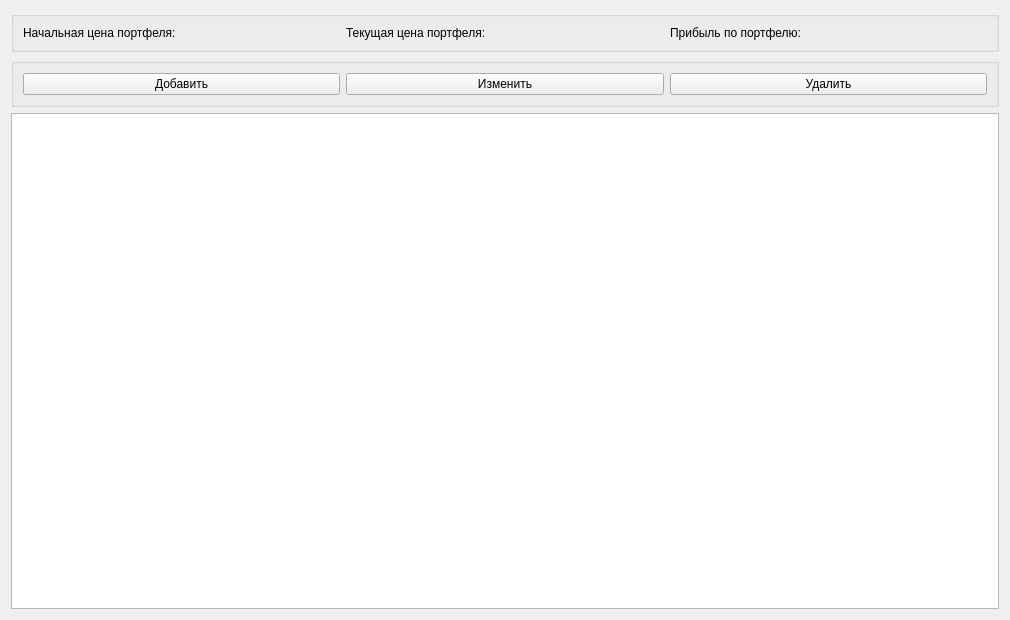
Old version of the form widgets/crypto_stacked_widget.ui in the repository navI-tutoff/finance_accounting_app.
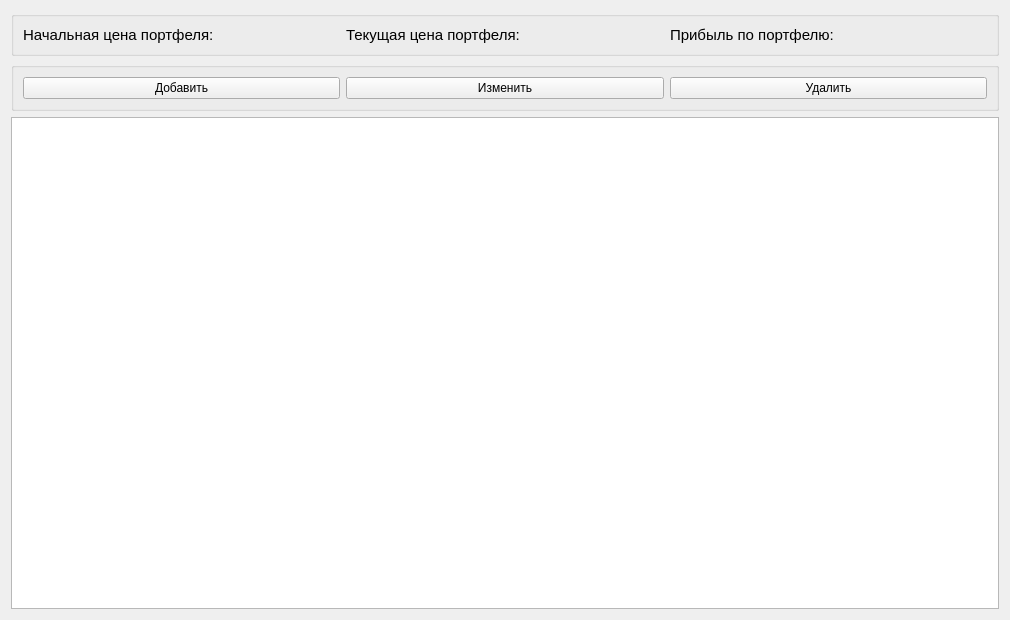
New version of the form.

Commit message: done crypto table design

Patch:
```diff
--- a/widgets/crypto_stacked_widget.ui
+++ b/widgets/crypto_stacked_widget.ui
@@ -22,6 +22,11 @@
      <layout class="QHBoxLayout" name="horizontalLayout">
       <item>
        <widget class="QLabel" name="startPriceLabel">
+        <property name="font">
+         <font>
+          <pointsize>11</pointsize>
+         </font>
+        </property>
         <property name="text">
          <string>Начальная цена портфеля: </string>
         </property>
@@ -29,6 +34,11 @@
       </item>
       <item>
        <widget class="QLabel" name="currentPriceLabel">
+        <property name="font">
+         <font>
+          <pointsize>11</pointsize>
+         </font>
+        </property>
         <property name="text">
          <string>Текущая цена портфеля: </string>
         </property>
@@ -36,6 +46,11 @@
       </item>
       <item>
        <widget class="QLabel" name="profitLabel">
+        <property name="font">
+         <font>
+          <pointsize>11</pointsize>
+         </font>
+        </property>
         <property name="text">
          <string>Прибыль по портфелю: </string>
         </property>
@@ -76,6 +91,11 @@
    </item>
    <item>
     <widget class="QTableView" name="tableView">
+     <property name="font">
+      <font>
+       <pointsize>10</pointsize>
+      </font>
+     </property>
      <property name="styleSheet">
       <string notr="true"/>
      </property>
```
The commit also changes 8 other files.
